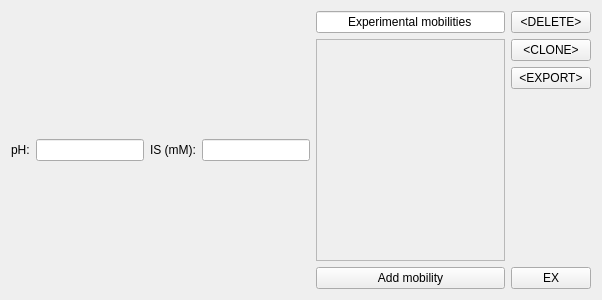
The window that src/ui/bufferwidget.ui (echmet/AnglerFish) describes before a commit, drawn with Qt 5.
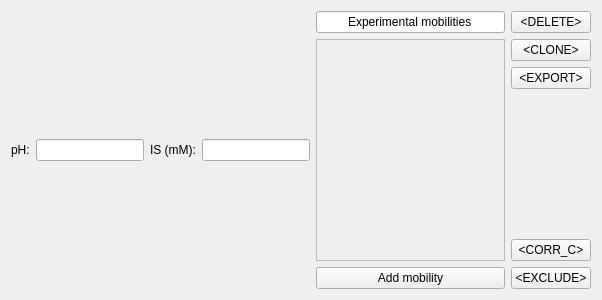
The same window after the commit. Custom widgets are drawn as their Qt base class.

Commit message: Prepare infrastructure for automatic concentration correction

```diff
--- a/src/ui/bufferwidget.ui
+++ b/src/ui/bufferwidget.ui
@@ -136,7 +136,7 @@
     </layout>
    </item>
    <item>
-    <layout class="QVBoxLayout" name="qvlay_controls" stretch="0,0,0,0,0">
+    <layout class="QVBoxLayout" name="qvlay_controls" stretch="0,0,0,0,0,0">
      <item>
       <widget class="QPushButton" name="qpb_remove">
        <property name="text">
@@ -171,10 +171,17 @@
        </property>
       </spacer>
      </item>
+     <item>
+      <widget class="QPushButton" name="qpb_correctConcentration">
+       <property name="text">
+        <string>&lt;CORR_C&gt;</string>
+       </property>
+      </widget>
+     </item>
      <item>
       <widget class="QPushButton" name="qpb_exclude">
        <property name="text">
-        <string>EX</string>
+        <string>&lt;EXCLUDE&gt;</string>
        </property>
        <property name="checkable">
         <bool>true</bool>
```
The commit also changes 4 other files.
